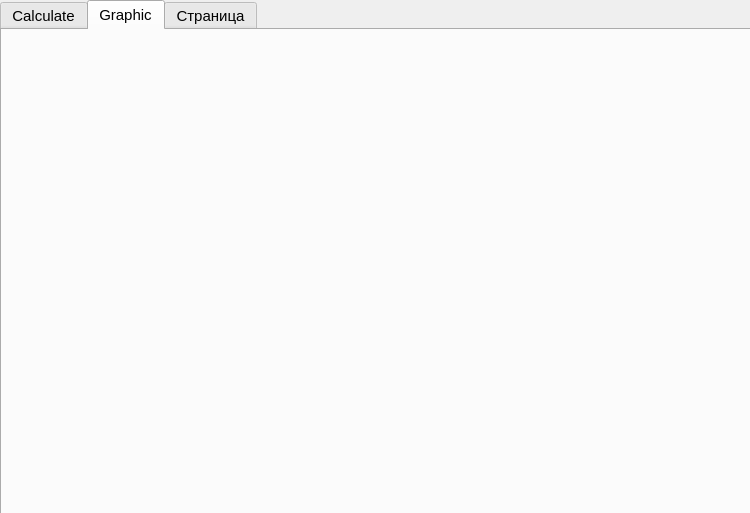
The window that src/SmartCalc_/mainwindow.ui (paveldrop/my_first_calculator) describes before a commit, drawn with Qt 5.
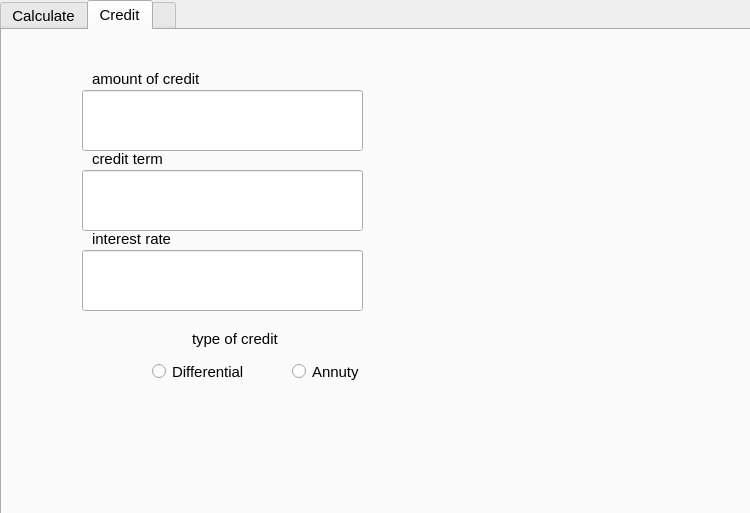
The same window after the commit. The open tabs and pages were chosen to show the change. Icons and pictures are not drawn. Custom widgets are drawn as their Qt base class.

Commit message: credit diff editing

The edit to the form file:
```diff
--- a/src/SmartCalc_/mainwindow.ui
+++ b/src/SmartCalc_/mainwindow.ui
@@ -20,6 +20,9 @@
   </property>
   <widget class="QWidget" name="centralwidget">
    <widget class="QTabWidget" name="Calculate_2">
+    <property name="enabled">
+     <bool>true</bool>
+    </property>
     <property name="geometry">
      <rect>
       <x>0</x>
@@ -689,15 +692,15 @@
     </widget>
     <widget class="QWidget" name="tab_2">
      <attribute name="title">
-      <string>Graphic</string>
+      <string>Credit</string>
      </attribute>
      <widget class="QLabel" name="label_6">
       <property name="geometry">
        <rect>
-        <x>190</x>
-        <y>90</y>
+        <x>390</x>
+        <y>70</y>
         <width>341</width>
-        <height>181</height>
+        <height>211</height>
        </rect>
       </property>
       <property name="text">
@@ -707,10 +710,118 @@
        <pixmap>2_668897407815123243.gif</pixmap>
       </property>
      </widget>
+     <widget class="QLineEdit" name="lineEdit">
+      <property name="geometry">
+       <rect>
+        <x>80</x>
+        <y>60</y>
+        <width>281</width>
+        <height>61</height>
+       </rect>
+      </property>
+     </widget>
+     <widget class="QLineEdit" name="lineEdit_2">
+      <property name="geometry">
+       <rect>
+        <x>80</x>
+        <y>220</y>
+        <width>281</width>
+        <height>61</height>
+       </rect>
+      </property>
+     </widget>
+     <widget class="QLineEdit" name="lineEdit_3">
+      <property name="geometry">
+       <rect>
+        <x>80</x>
+        <y>140</y>
+        <width>281</width>
+        <height>61</height>
+       </rect>
+      </property>
+     </widget>
+     <widget class="QRadioButton" name="radioButton">
+      <property name="geometry">
+       <rect>
+        <x>150</x>
+        <y>330</y>
+        <width>111</width>
+        <height>23</height>
+       </rect>
+      </property>
+      <property name="text">
+       <string>Differential</string>
+      </property>
+     </widget>
+     <widget class="QRadioButton" name="radioButton_2">
+      <property name="geometry">
+       <rect>
+        <x>290</x>
+        <y>330</y>
+        <width>96</width>
+        <height>23</height>
+       </rect>
+      </property>
+      <property name="text">
+       <string>Annuty</string>
+      </property>
+     </widget>
+     <widget class="QLabel" name="label_7">
+      <property name="geometry">
+       <rect>
+        <x>90</x>
+        <y>40</y>
+        <width>161</width>
+        <height>17</height>
+       </rect>
+      </property>
+      <property name="text">
+       <string>amount of credit</string>
+      </property>
+     </widget>
+     <widget class="QLabel" name="label_8">
+      <property name="geometry">
+       <rect>
+        <x>90</x>
+        <y>120</y>
+        <width>161</width>
+        <height>17</height>
+       </rect>
+      </property>
+      <property name="text">
+       <string>credit term</string>
+      </property>
+     </widget>
+     <widget class="QLabel" name="label_9">
+      <property name="geometry">
+       <rect>
+        <x>90</x>
+        <y>200</y>
+        <width>161</width>
+        <height>17</height>
+       </rect>
+      </property>
+      <property name="text">
+       <string>interest rate</string>
+      </property>
+     </widget>
+     <widget class="QLabel" name="label_10">
+      <property name="geometry">
+       <rect>
+        <x>190</x>
+        <y>300</y>
+        <width>161</width>
+        <height>17</height>
+       </rect>
+      </property>
+      <property name="text">
+       <string>type of credit</string>
+      </property>
+     </widget>
     </widget>
     <widget class="QWidget" name="tab">
      <attribute name="title">
-      <string>Страница</string>
+      <string/>
      </attribute>
     </widget>
    </widget>
```
Left out of the diff: 5 changed lines with no effect on the pictures. The commit also changes 5 other files.
